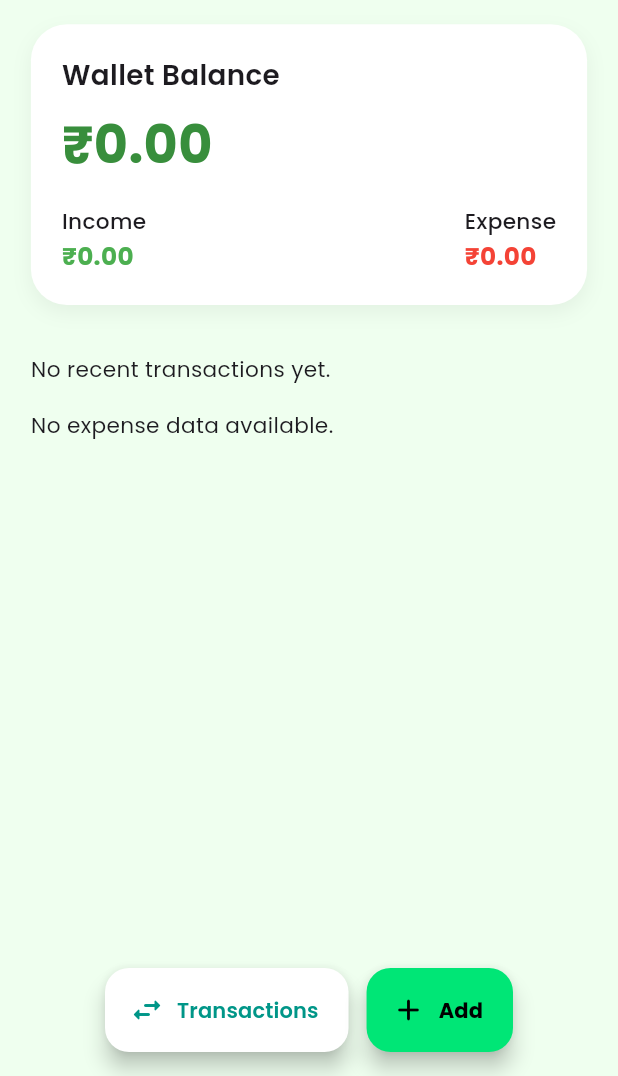
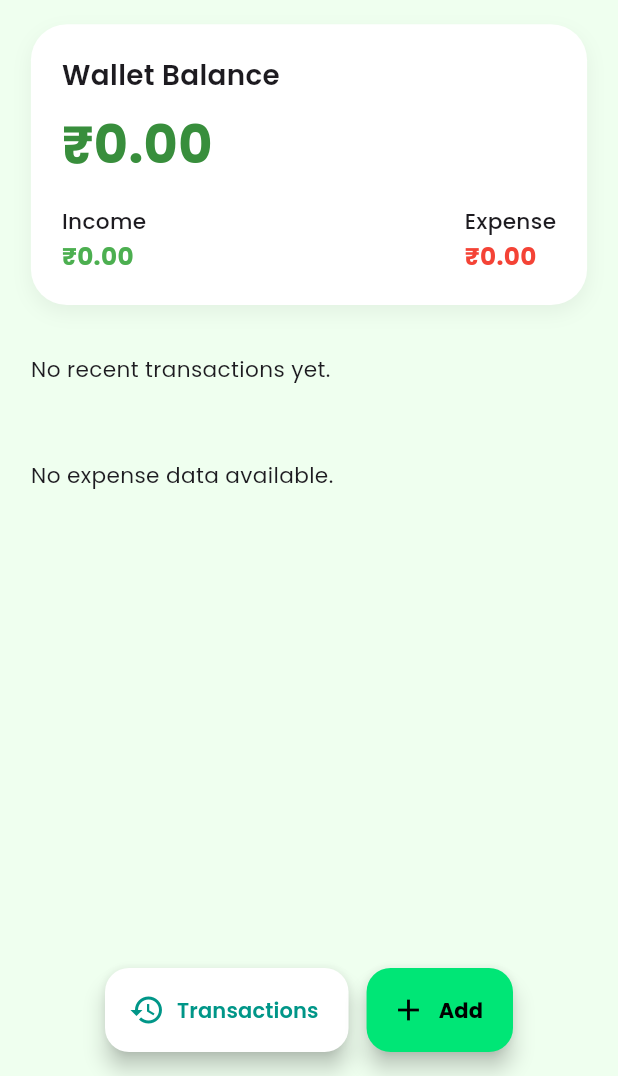
Before and after one commit to ashwinihombal02/smart-finance-app, a Flutter app: the screen it shows after launch, on a phone screen of 412 x 824 dp, the part 160-1236 px from its top. Run offline on Flutter 3.47's test engine with Material 3 defaults, Android fonts, the phone set to English and light mode, and no system bars; our stand-ins replace fl_chart, google_fonts, sqflite, sqflite_common_ffi; accounts and stored records are empty.

Commit message:
feat: Final code

```diff
--- a/lib/Pages/Dashboard.dart
+++ b/lib/Pages/Dashboard.dart
@@ -25,13 +25,8 @@ class DashboardPage extends StatelessWidget {
       appBar: AppBar(
         backgroundColor: Colors.transparent,
         elevation: 0,
-        leading: GestureDetector(
-          onTap: () {
-            _scaffoldKey.currentState?.openDrawer();
-          },
-          child: Padding(
-            padding: const EdgeInsets.all(16.0),
-            child: Column(
+        leading: IconButton(
+          icon: Column(
             mainAxisAlignment: MainAxisAlignment.center,
             crossAxisAlignment: CrossAxisAlignment.start,
             children: [
@@ -42,14 +37,16 @@ class DashboardPage extends StatelessWidget {
               Container(width: 24, height: 2, color: Colors.black87),
             ],
           ),
-          ),
+          onPressed: () {
+            _scaffoldKey.currentState?.openDrawer();
+          },
         ),
         title: Text(
           'Smart Finance',
           style: GoogleFonts.poppins(
             color: Colors.black87,
             fontWeight: FontWeight.w600,
-            fontSize: MediaQuery.of(context).size.width * 0.05,
+            fontSize: size.width * 0.05,
           ),
         ),
       ),
@@ -152,8 +149,8 @@ class DashboardPage extends StatelessWidget {
         required String text,
         required VoidCallback onTap}) {
     return ListTile(
-      leading: Icon(icon, color: Colors.green.shade600),
-      title: Text(text, style: GoogleFonts.poppins(fontSize: 16)),
+      leading: Icon(icon, color: Colors.green.shade600), // Material Icon only
+      title: Text(text, style: GoogleFonts.poppins(fontSize: 16)), // Only text uses Poppins
       onTap: onTap,
     );
   }
@@ -162,7 +159,6 @@ class DashboardPage extends StatelessWidget {
     return Row(
       mainAxisAlignment: MainAxisAlignment.center,
       children: [
-        // Transactions button
         FloatingActionButton.extended(
           heroTag: "transactions_fab",
           onPressed: () => Navigator.push(
@@ -170,13 +166,14 @@ class DashboardPage extends StatelessWidget {
             MaterialPageRoute(builder: (_) => const TransactionsPage()),
           ),
           backgroundColor: Colors.white,
-          icon: const Icon(Icons.swap_horiz_rounded, color: Colors.teal),
-          label: Text("Transactions",
+          icon: const Icon(Icons.history, color: Colors.teal),
+          label: Text(
+            "Transactions",
             style: GoogleFonts.poppins(
-                  color: Colors.teal, fontWeight: FontWeight.w600)),
+                color: Colors.teal, fontWeight: FontWeight.w600),
+          ),
         ),
         const SizedBox(width: 12),
-        // Add Transaction button
         FloatingActionButton.extended(
           heroTag: "add_fab",
           onPressed: () => Navigator.push(
@@ -184,10 +181,12 @@ class DashboardPage extends StatelessWidget {
             MaterialPageRoute(builder: (_) => const AddEditTransactionPage()),
           ),
           backgroundColor: Colors.greenAccent.shade400,
-          icon: const Icon(Icons.add_rounded, color: Colors.black),
-          label: Text("Add",
+          icon: const Icon(Icons.add, color: Colors.black),
+          label: Text(
+            "Add",
             style: GoogleFonts.poppins(
-                  color: Colors.black, fontWeight: FontWeight.bold)),
+                color: Colors.black, fontWeight: FontWeight.bold),
+          ),
         ),
       ],
     );
@@ -390,28 +389,33 @@ class DashboardPage extends StatelessWidget {
   Widget _buildPieChart(Map<String, double> data, Size size) {
     final filteredData = {...data}..removeWhere((key, value) => value == 0);
     if (filteredData.isEmpty) {
-      return Text('No expense data available.',
-          style: GoogleFonts.poppins(fontSize: size.width * 0.035));
+      return Padding(
+        padding: EdgeInsets.only(top: size.height * 0.04),
+        child: Text('No expense data available.',
+            style: GoogleFonts.poppins(fontSize: size.width * 0.035)),
+      );
     }
 
     final total = filteredData.values.fold<double>(0.0, (sum, value) => sum + value);
 
-    return Column(
-      crossAxisAlignment: CrossAxisAlignment.start,
+    return Padding(
+      padding: EdgeInsets.only(top: size.height * 0.06), // Increased space
+      child: Column(
+        crossAxisAlignment: CrossAxisAlignment.center,
         children: [
           Text('Expenses by Category',
               style: GoogleFonts.poppins(
                   fontSize: size.width * 0.045, fontWeight: FontWeight.bold)),
-        const SizedBox(height: 10),
+          const SizedBox(height: 16),
           LayoutBuilder(
             builder: (context, constraints) {
-            // Keep chart small and responsive
-            final chartSize = constraints.maxWidth * 0.6; // 50% of available width
+              final chartSize = constraints.maxWidth * 0.45; // keep small
               final radius = chartSize * 0.4;
               final centerRadius = chartSize * 0.2;
               final fontSize = chartSize * 0.08;
 
-            return SizedBox(
+              return Center(
+                child: SizedBox(
                   height: chartSize,
                   width: chartSize,
                   child: PieChart(
@@ -425,22 +429,24 @@ class DashboardPage extends StatelessWidget {
                           color: color.shade400,
                           value: e.value,
                           title: '${percentage.toStringAsFixed(1)}%',
-                      radius: chartSize * 0.4,
+                          radius: radius,
                           titleStyle: GoogleFonts.poppins(
-                        fontSize: chartSize * 0.08,
+                            fontSize: fontSize,
                             color: Colors.white,
                             fontWeight: FontWeight.bold,
                           ),
                         );
                       }).toList(),
                       sectionsSpace: 2,
-                  centerSpaceRadius: chartSize * 0.2,
+                      centerSpaceRadius: centerRadius,
+                    ),
                   ),
                 ),
               );
             },
           ),
         ],
+      ),
     );
   }
 }
--- a/pubspec.yaml
+++ b/pubspec.yaml
@@ -18,6 +18,8 @@ dependencies:
   sqflite_common_ffi: ^2.3.0
   fl_chart: ^0.63.0
   google_fonts: ^6.2.1
+  csv: ^5.0.0
+  share_plus: ^6.3.2
 
 dev_dependencies:
   flutter_test:
```
Also changed, not shown: pubspec.lock, 5 other files. Lines whose indentation alone changed are shown as unchanged.
